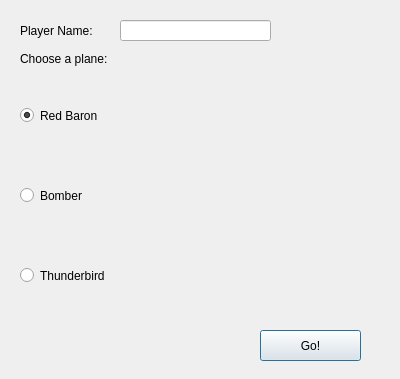
The window that Game/startwindow.ui (KahalaV/OTEK) describes before a commit, drawn with Qt 5.
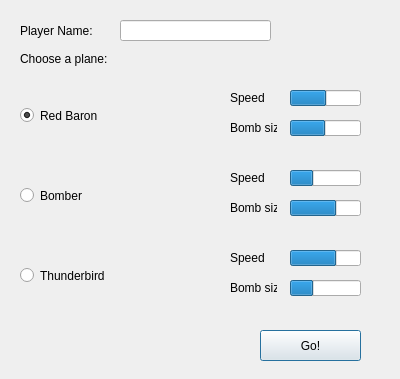
The same window after the commit.

Patch:
```diff
--- a/Game/startwindow.ui
+++ b/Game/startwindow.ui
@@ -128,6 +128,180 @@
     <string>Choose a plane:</string>
    </property>
   </widget>
+  <widget class="QLabel" name="label_3">
+   <property name="geometry">
+    <rect>
+     <x>230</x>
+     <y>90</y>
+     <width>47</width>
+     <height>16</height>
+    </rect>
+   </property>
+   <property name="text">
+    <string>Speed</string>
+   </property>
+  </widget>
+  <widget class="QLabel" name="label_4">
+   <property name="geometry">
+    <rect>
+     <x>230</x>
+     <y>120</y>
+     <width>47</width>
+     <height>16</height>
+    </rect>
+   </property>
+   <property name="text">
+    <string>Bomb size</string>
+   </property>
+  </widget>
+  <widget class="QLabel" name="label_5">
+   <property name="geometry">
+    <rect>
+     <x>230</x>
+     <y>200</y>
+     <width>47</width>
+     <height>16</height>
+    </rect>
+   </property>
+   <property name="text">
+    <string>Bomb size</string>
+   </property>
+  </widget>
+  <widget class="QLabel" name="label_6">
+   <property name="geometry">
+    <rect>
+     <x>230</x>
+     <y>170</y>
+     <width>47</width>
+     <height>16</height>
+    </rect>
+   </property>
+   <property name="text">
+    <string>Speed</string>
+   </property>
+  </widget>
+  <widget class="QLabel" name="label_7">
+   <property name="geometry">
+    <rect>
+     <x>230</x>
+     <y>280</y>
+     <width>47</width>
+     <height>16</height>
+    </rect>
+   </property>
+   <property name="text">
+    <string>Bomb size</string>
+   </property>
+  </widget>
+  <widget class="QLabel" name="label_8">
+   <property name="geometry">
+    <rect>
+     <x>230</x>
+     <y>250</y>
+     <width>47</width>
+     <height>16</height>
+    </rect>
+   </property>
+   <property name="text">
+    <string>Speed</string>
+   </property>
+  </widget>
+  <widget class="QProgressBar" name="progressBar">
+   <property name="geometry">
+    <rect>
+     <x>290</x>
+     <y>90</y>
+     <width>71</width>
+     <height>16</height>
+    </rect>
+   </property>
+   <property name="value">
+    <number>51</number>
+   </property>
+   <property name="textVisible">
+    <bool>false</bool>
+   </property>
+  </widget>
+  <widget class="QProgressBar" name="progressBar_2">
+   <property name="geometry">
+    <rect>
+     <x>290</x>
+     <y>120</y>
+     <width>71</width>
+     <height>16</height>
+    </rect>
+   </property>
+   <property name="value">
+    <number>50</number>
+   </property>
+   <property name="textVisible">
+    <bool>false</bool>
+   </property>
+  </widget>
+  <widget class="QProgressBar" name="progressBar_3">
+   <property name="geometry">
+    <rect>
+     <x>290</x>
+     <y>170</y>
+     <width>71</width>
+     <height>16</height>
+    </rect>
+   </property>
+   <property name="value">
+    <number>33</number>
+   </property>
+   <property name="textVisible">
+    <bool>false</bool>
+   </property>
+  </widget>
+  <widget class="QProgressBar" name="progressBar_4">
+   <property name="geometry">
+    <rect>
+     <x>290</x>
+     <y>200</y>
+     <width>71</width>
+     <height>16</height>
+    </rect>
+   </property>
+   <property name="value">
+    <number>66</number>
+   </property>
+   <property name="textVisible">
+    <bool>false</bool>
+   </property>
+  </widget>
+  <widget class="QProgressBar" name="progressBar_5">
+   <property name="geometry">
+    <rect>
+     <x>290</x>
+     <y>250</y>
+     <width>71</width>
+     <height>16</height>
+    </rect>
+   </property>
+   <property name="value">
+    <number>66</number>
+   </property>
+   <property name="textVisible">
+    <bool>false</bool>
+   </property>
+  </widget>
+  <widget class="QProgressBar" name="progressBar_6">
+   <property name="geometry">
+    <rect>
+     <x>290</x>
+     <y>280</y>
+     <width>71</width>
+     <height>16</height>
+    </rect>
+   </property>
+   <property name="value">
+    <number>33</number>
+   </property>
+   <property name="textVisible">
+    <bool>false</bool>
+   </property>
+  </widget>
  </widget>
  <resources/>
  <connections/>
```
